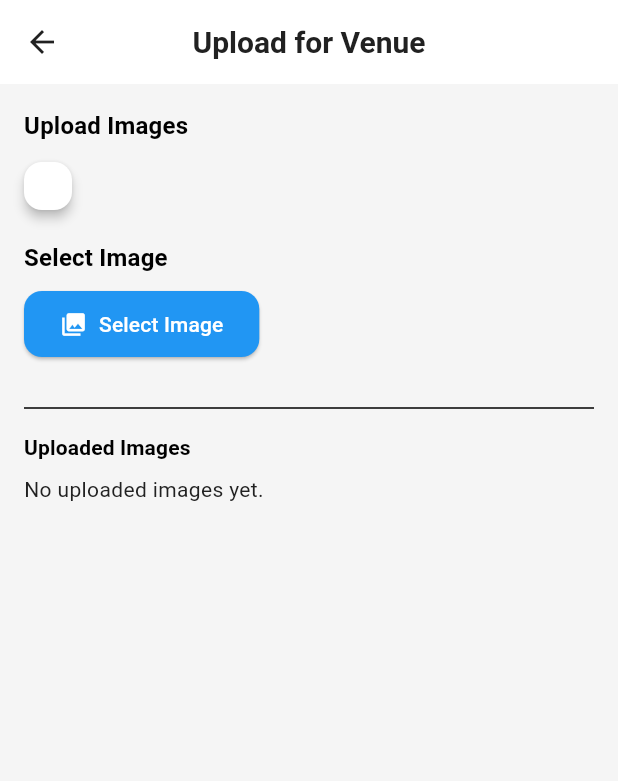
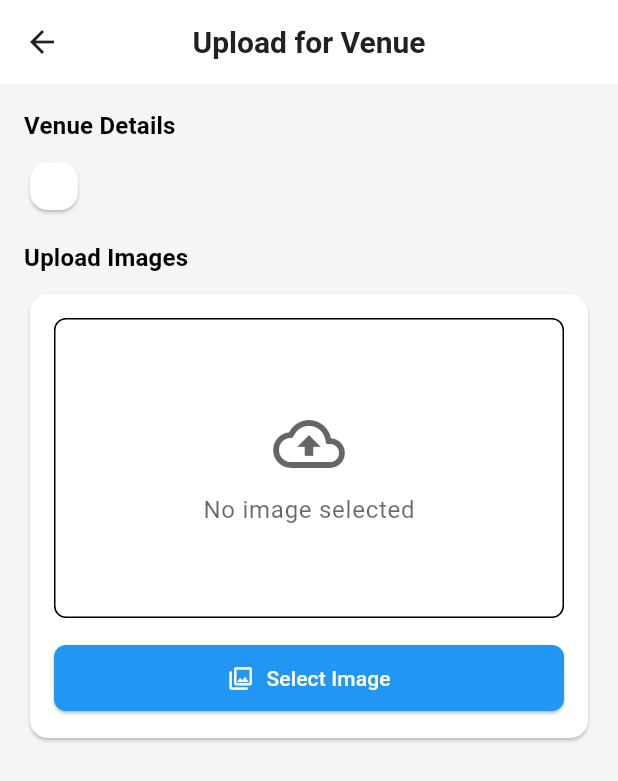
Before and after one commit to CherianK/mobility_mate, a Flutter app: the UploadPage screen opened directly, on a phone screen of 412 x 824 dp. Shown: the top 781 px of the screen. Run offline on Flutter 3.47's test engine with Material 3 defaults, Android fonts, the phone set to English and light mode, and no system bars; our stand-ins replace geolocator, google_fonts, image_picker, share_plus, shared_preferences; missing offline and left inert: mapbox_maps_flutter; accounts and stored records are empty; network calls fail; statements that could not run were skipped.

Commit message:
UI upgrade to upload page + Blue pulse marker for user location

```diff
--- a/lib/screens/map_home_page.dart
+++ b/lib/screens/map_home_page.dart
@@ -49,6 +49,16 @@ final Map<String, Map<String, dynamic>> _markerData = {};
     // Quietly try to get user location, fallback to Melbourne if not available
     final position = await LocationHelper.getCurrentLocation();
     if (position != null) {
+      // Enable the location component with pulsing effect before centering
+      await _mapboxMap.location.updateSettings(
+        LocationComponentSettings(
+          enabled: true,
+          pulsingEnabled: true,
+          pulsingColor: Colors.blue.value,
+          pulsingMaxRadius: 50.0,
+        ),
+      );
+
       await _mapboxMap.flyTo(
         CameraOptions(
           center: Point(coordinates: Position(position.longitude, position.latitude)),
@@ -142,6 +152,18 @@ final Map<String, Map<String, dynamic>> _markerData = {};
       }
 
       final position = await geo.Geolocator.getCurrentPosition();
+
+      // Enable the location component with pulsing effect
+      await _mapboxMap.location.updateSettings(
+        LocationComponentSettings(
+          enabled: true,
+          pulsingEnabled: true,
+          pulsingColor: Colors.blue.value,
+          pulsingMaxRadius: 50.0,
+        ),
+      );
+
+      // Center the map on the user's location
       await _mapboxMap.flyTo(
         CameraOptions(
           center: Point(coordinates: Position(position.longitude, position.latitude)),
@@ -149,6 +171,7 @@ final Map<String, Map<String, dynamic>> _markerData = {};
         ),
         MapAnimationOptions(duration: 1000),
       );
+
       debugPrint(' Centered on user location: ${position.latitude}, ${position.longitude}');
     } catch (e) {
       debugPrint(' Error getting location: $e');
--- a/lib/screens/upload_page.dart
+++ b/lib/screens/upload_page.dart
@@ -136,122 +136,159 @@ class _UploadPageState extends State<UploadPage> {
   @override
   Widget build(BuildContext context) {
     final venue = widget.venueData;
+
     return Scaffold(
       appBar: AppBar(
         title: Text('Upload for ${extractVenueName(venue) ?? 'Venue'}'),
       ),
       body: SingleChildScrollView(
-        padding: const EdgeInsets.all(16.0),
+        padding: const EdgeInsets.all(16),
         child: Column(
           crossAxisAlignment: CrossAxisAlignment.start,
           children: [
-            Text('Upload Images',
-                style: Theme.of(context).textTheme.titleMedium?.copyWith(fontWeight: FontWeight.bold)),
-            const SizedBox(height: 12),
+            Text('Venue Details',
+                style: Theme.of(context)
+                    .textTheme
+                    .titleMedium
+                    ?.copyWith(fontWeight: FontWeight.bold)),
+            const SizedBox(height: 8),
             Card(
-              elevation: 3,
-              shape: RoundedRectangleBorder(borderRadius: BorderRadius.circular(12)),
-              margin: const EdgeInsets.only(bottom: 20),
               child: Padding(
-                padding: const EdgeInsets.all(16.0),
+                padding: const EdgeInsets.all(16),
                 child: Column(
-                  crossAxisAlignment: CrossAxisAlignment.start,
                   children: [
                     if (extractVenueType(venue) != null)
-                      Row(
-                        children: [
-                          const Icon(Icons.info_outline, color: Colors.blueAccent),
-                          const SizedBox(width: 8),
-                          Text('Type: ${extractVenueType(venue)}', style: Theme.of(context).textTheme.titleMedium),
+                      ListTile(
+                        leading: const Icon(Icons.category_outlined),
+                        title: const Text('Type'),
+                        subtitle: Text(extractVenueType(venue)!),
+                      ),
+                    if (extractVenueName(venue) != null)
+                      ListTile(
+                        leading: const Icon(Icons.place_outlined),
+                        title: const Text('Name'),
+                        subtitle: Text(extractVenueName(venue)!),
+                      ),
+                    if (venue['Location_Lat'] != null && venue['Location_Lon'] != null)
+                      ListTile(
+                        leading: const Icon(Icons.location_on_outlined),
+                        title: const Text('Location'),
+                        subtitle: Text('${venue['Location_Lat']}, ${venue['Location_Lon']}'),
+                      ),
                   ],
                 ),
-                    // Name widget logic
-                    (() {
-                      final nameValue = extractVenueName(venue);
-                      if (nameValue != null) {
-                        return Padding(
-                          padding: const EdgeInsets.only(top: 8.0),
-                          child: Row(
+              ),
+            ),
+            const SizedBox(height: 16),
+            Text('Upload Images',
+                style: Theme.of(context)
+                    .textTheme
+                    .titleMedium
+                    ?.copyWith(fontWeight: FontWeight.bold)),
+            const SizedBox(height: 8),
+            Card(
+              child: Padding(
+                padding: const EdgeInsets.all(16),
+                child: Column(
                   children: [
-                              const Icon(Icons.label, color: Colors.green),
-                              const SizedBox(width: 8),
-                              Text('Name: $nameValue', style: Theme.of(context).textTheme.bodyMedium),
-                            ],
+                    if (_selectedImage == null)
+                      Container(
+                        height: 200,
+                        decoration: BoxDecoration(
+                          color: Theme.of(context).cardColor,
+                          borderRadius: BorderRadius.circular(8),
+                          border: Border.all(
+                            color: Theme.of(context).dividerColor,
                           ),
-                        );
-                      } else {
-                        return const SizedBox.shrink();
-                      }
-                    })(),
-                    if (venue['Location_Lat'] != null && venue['Location_Lon'] != null)
-                      Padding(
-                        padding: const EdgeInsets.only(top: 8.0),
-                        child: Row(
+                        ),
+                        child: Center(
+                          child: Column(
+                            mainAxisAlignment: MainAxisAlignment.center,
                             children: [
-                            const Icon(Icons.location_on, color: Colors.redAccent),
-                            const SizedBox(width: 8),
-                            Text('Location: ${venue['Location_Lat']}, ${venue['Location_Lon']}', style: Theme.of(context).textTheme.bodySmall),
-                          ],
+                              Icon(
+                                Icons.cloud_upload_outlined,
+                                size: 48,
+                                color: Theme.of(context).hintColor,
+                              ),
+                              const SizedBox(height: 8),
+                              Text(
+                                'No image selected',
+                                style: Theme.of(context).textTheme.bodyLarge?.copyWith(
+                                  color: Theme.of(context).hintColor,
                                 ),
                               ),
                             ],
                           ),
                         ),
-            ),
-            Text('Select Image',
-                style: Theme.of(context).textTheme.titleMedium?.copyWith(fontWeight: FontWeight.bold)),
-            const SizedBox(height: 8),
-            ElevatedButton.icon(
-              onPressed: _pickImage,
-              icon: const Icon(Icons.photo_library),
-              label: const Text('Select Image'),
-              style: ElevatedButton.styleFrom(
-                backgroundColor: Colors.blue,
-                padding: const EdgeInsets.symmetric(horizontal: 24, vertical: 12),
-                shape: RoundedRectangleBorder(borderRadius: BorderRadius.circular(12)),
-              ),
-            ),
-            const SizedBox(height: 16),
-            if (_selectedImage != null)
-              Column(
+                      )
+                    else
+                      ClipRRect(
+                        borderRadius: BorderRadius.circular(8),
+                        child: Stack(
                           children: [
-                  ClipRRect(
-                    borderRadius: BorderRadius.circular(10),
-                    child: Image.file(
+                            Image.file(
                               File(_selectedImage!.path),
                               height: 200,
                               width: double.infinity,
                               fit: BoxFit.cover,
                             ),
+                            Positioned(
+                              top: 8,
+                              right: 8,
+                              child: Container(
+                                decoration: BoxDecoration(
+                                  color: Colors.black54,
+                                  borderRadius: BorderRadius.circular(20),
                                 ),
-                  const SizedBox(height: 16),
-                  SizedBox(
-                    width: double.infinity,
-                    child: ElevatedButton.icon(
-                      onPressed: _isUploading ? null : _uploadImage,
-                      icon: _isUploading
-                          ? const SizedBox(
-                              width: 16,
-                              height: 16,
-                              child: CircularProgressIndicator(strokeWidth: 2, color: Colors.white),
-                            )
-                          : const Icon(Icons.cloud_upload),
-                      label: Text(_isUploading ? 'Uploading...' : 'Upload'),
-                      style: ElevatedButton.styleFrom(
-                        backgroundColor: Colors.blue,
-                        padding: const EdgeInsets.symmetric(vertical: 14),
-                        shape: RoundedRectangleBorder(borderRadius: BorderRadius.circular(12)),
+                                child: IconButton(
+                                  icon: const Icon(Icons.close, color: Colors.white),
+                                  onPressed: () => setState(() => _selectedImage = null),
                                 ),
                               ),
                             ),
                           ],
                         ),
-            const Divider(height: 32),
-            Text('Uploaded Images', style: Theme.of(context).textTheme.titleSmall?.copyWith(fontWeight: FontWeight.bold)),
-            // TODO: Show uploaded images for this venue here
-            const Padding(
-              padding: EdgeInsets.symmetric(vertical: 8.0),
-              child: Text('No uploaded images yet.'),
+                      ),
+                    const SizedBox(height: 16),
+                    Row(
+                      children: [
+                        Expanded(
+                          child: ElevatedButton.icon(
+                            onPressed: _pickImage,
+                            icon: const Icon(Icons.photo_library_outlined),
+                            label: const Text('Select Image'),
+                            style: ElevatedButton.styleFrom(
+                              padding: const EdgeInsets.symmetric(vertical: 12),
+                            ),
+                          ),
+                        ),
+                        if (_selectedImage != null) ...[
+                          const SizedBox(width: 8),
+                          Expanded(
+                            child: ElevatedButton.icon(
+                              onPressed: _isUploading ? null : _uploadImage,
+                              icon: _isUploading
+                                  ? const SizedBox(
+                                      width: 20,
+                                      height: 20,
+                                      child: CircularProgressIndicator(
+                                        strokeWidth: 2,
+                                        color: Colors.white,
+                                      ),
+                                    )
+                                  : const Icon(Icons.cloud_upload_outlined),
+                              label: Text(_isUploading ? 'Uploading...' : 'Upload'),
+                              style: ElevatedButton.styleFrom(
+                                padding: const EdgeInsets.symmetric(vertical: 12),
+                              ),
+                            ),
+                          ),
+                        ],
+                      ],
+                    ),
+                  ],
+                ),
+              ),
             ),
           ],
         ),
--- a/pubspec.yaml
+++ b/pubspec.yaml
@@ -50,4 +50,3 @@ flutter:
     - assets/icon/icon.png
     - assets/suburb_stations.json
     - assets/icon/toilet.png
-    - assets/images/
```
Also changed, not shown: pubspec.lock, 2 other files. Lines whose indentation alone changed are shown as unchanged.
